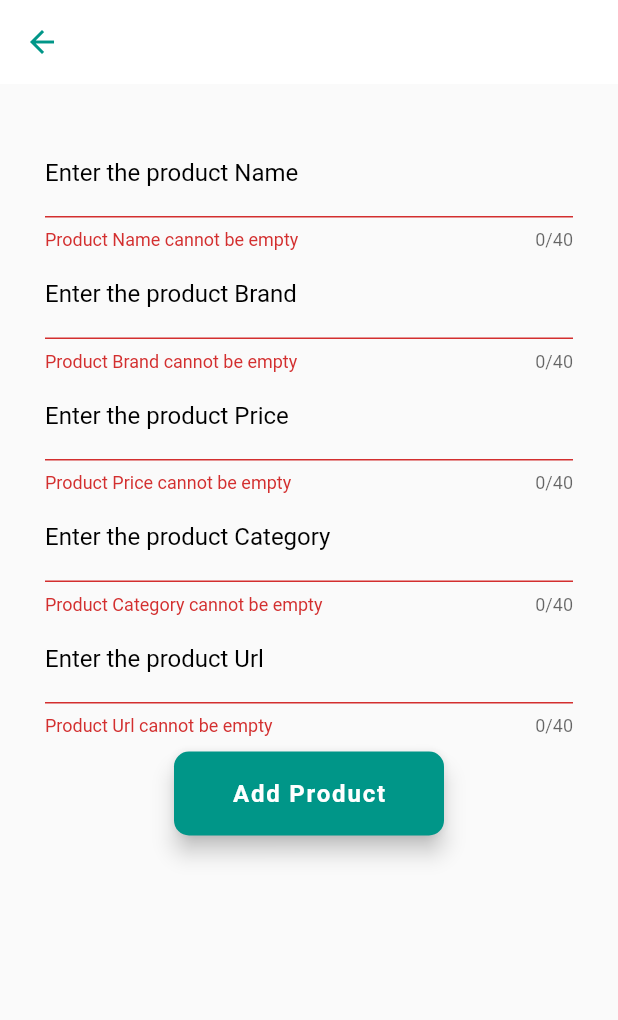
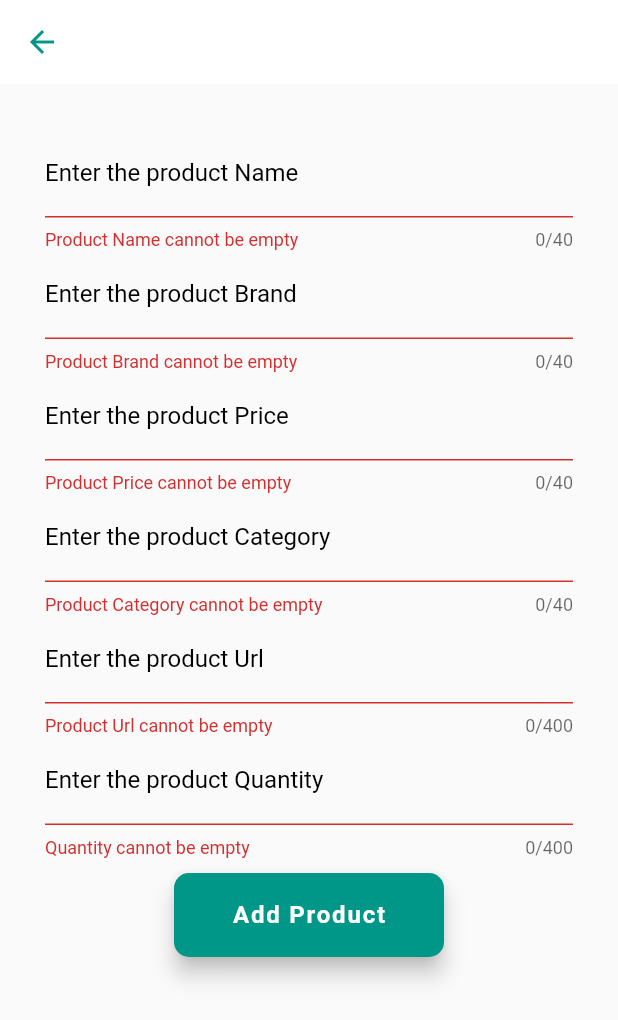
Before and after one commit to aflah02/Online_Retail_System, a Flutter app: the AddProduct screen opened directly, after a tap on "Add Product", on a phone screen of 412 x 824 dp. Shown: the top 1020 px of the screen. Run offline on Flutter 3.47's test engine with Material 2 defaults, Android fonts, the phone set to English and light mode, and no system bars; our stand-ins replace ant_icons, carousel_slider, eva_icons_flutter, feather_icons, flutter_svg, ionicons and 1 more; missing offline and left inert: dart:ffi; project files that could hold a hidden picture were left out.

Commit message:
Admin bug

```diff
--- a/FrontEnd/online_retail_store/lib/AddProducts.dart
+++ b/FrontEnd/online_retail_store/lib/AddProducts.dart
@@ -11,7 +11,20 @@ class AddProduct extends StatefulWidget {
 }
 
 class _AddProductState extends State<AddProduct> {
+  Future<bool> AddToInventory(String pName, String pBrand, String price) async {
+    var data = await http.get(Uri.parse(
+        'http://127.0.0.1:5000/getProductID/' + pName + '/' + pBrand));
+    var jsonData = json.decode(data.body);
+    var call = await http.get(Uri.parse('http://127.0.0.1:5000/addInventory/' +
+        jsonData[0][0].toString() +
+        '/' +
+        price));
+
+    return Future<bool>.value(false);
+  }
+
   late String productName;
+  late String quantity;
   late String productPrice;
   late String productBrand;
   late String productCategory;
@@ -24,6 +37,7 @@ class _AddProductState extends State<AddProduct> {
   late FocusNode productBrandField = FocusNode();
   late FocusNode productCategoryField = FocusNode();
   late FocusNode productUrlField = FocusNode();
+  late FocusNode quantityField = FocusNode();
 
   late bool authenticate = true;
   void setAuthenticate(bool auth) {
@@ -113,15 +127,15 @@ class _AddProductState extends State<AddProduct> {
   }
 
   Future<bool> addProduct(String productName, String productBrand,
-      String productPrice, String category, String url) async {
+      String productPrice, String category, String url, String quantity) async {
     var data = await http.get(Uri.parse('http://127.0.0.1:5000/addProducts/' +
         productName +
         '/' +
         productBrand +
         '/' +
         productPrice));
-    var x = await http.get(Uri.parse(
-        'http://127.0.0.1:5000/getCategoryID/\'' + productBrand + '\''));
+    var x = await http
+        .get(Uri.parse('http://127.0.0.1:5000/getCategoryID/' + category));
     var xjson = json.decode(x.body);
     String categoryID = xjson[0][0].toString();
     var z = await http.get(Uri.parse('http://127.0.0.1:5000/getProductID/' +
@@ -130,7 +144,7 @@ class _AddProductState extends State<AddProduct> {
         productBrand));
     var zjson = json.decode(z.body);
 
-    String productID = zjson[0][0];
+    String productID = zjson[0][0].toString();
     var y = await http.get(Uri.parse(
         'http://127.0.0.1:5000/addBelongsTo/' + productID + '/' + categoryID));
     if (data.body == 'Success') {
@@ -142,6 +156,7 @@ class _AddProductState extends State<AddProduct> {
               '/' +
               url));
       if (img.body == 'Success') {
+        AddToInventory(productName, productBrand, quantity);
         return Future<bool>.value(true);
       }
     }
@@ -216,7 +231,7 @@ class _AddProductState extends State<AddProduct> {
           color: productUrlField.hasFocus ? Colors.teal : Colors.black,
         ),
       ),
-      maxLength: 40,
+      maxLength: 400,
       validator: (value) {
         if (value == null || value.isEmpty) {
           return "Product Url cannot be empty";
@@ -225,6 +240,46 @@ class _AddProductState extends State<AddProduct> {
       },
       onSaved: (value) {
         if (value != null) productUrl = value;
+      },
+    );
+  }
+
+  Widget buildProductQuantity() {
+    @override
+    void dispose() {
+      productUrlField.dispose();
+      super.dispose();
+    }
+
+    void requestFocus() {
+      setState(() {
+        FocusScope.of(context).requestFocus(quantityField);
+      });
+    }
+
+    return TextFormField(
+      focusNode: quantityField,
+      onTap: () {
+        requestFocus();
+      },
+      decoration: InputDecoration(
+        focusedBorder: OutlineInputBorder(
+          borderSide: BorderSide(color: Colors.teal),
+        ),
+        labelText: "Enter the product Quantity",
+        labelStyle: TextStyle(
+          color: quantityField.hasFocus ? Colors.teal : Colors.black,
+        ),
+      ),
+      maxLength: 400,
+      validator: (value) {
+        if (value == null || value.isEmpty) {
+          return "Quantity cannot be empty";
+        }
+        return null;
+      },
+      onSaved: (value) {
+        if (value != null) quantity = value;
       },
     );
   }
@@ -289,6 +344,7 @@ class _AddProductState extends State<AddProduct> {
                     buildProductPrice(),
                     buildProductCategory(),
                     buildProductUrl(),
+                    buildProductQuantity(),
                     SizedBox(
                       height: 10,
                     ),
@@ -308,8 +364,13 @@ class _AddProductState extends State<AddProduct> {
 
                                 addProductKey.currentState!.save();
                                 // Navigator.pushNamed(context, '/Store');
-                                await addProduct(productName, productBrand,
-                                    productPrice, productCategory, productUrl);
+                                await addProduct(
+                                    productName,
+                                    productBrand,
+                                    productPrice,
+                                    productCategory,
+                                    productUrl,
+                                    quantity);
                                 if (authenticate == true)
                                   showDialog(
                                       context: context,
--- a/FrontEnd/online_retail_store/lib/addBrand.dart
+++ b/FrontEnd/online_retail_store/lib/addBrand.dart
@@ -70,8 +70,8 @@ class _AddBrandState extends State<AddBrand> {
     var data = await http
         .get(Uri.parse('http://127.0.0.1:5000/addBrand/' + brandName));
     if (data.body == 'Success') {
-      var img = await http
-          .get(Uri.parse('http://127.0.0.1:5000/addBrandImage/' + brandUrl));
+      var img = await http.get(Uri.parse(
+          'http://127.0.0.1:5000/addBrandImage/' + brandName + '/' + brandUrl));
       if (img.body == 'Success') {
         return Future<bool>.value(true);
       }
@@ -107,7 +107,7 @@ class _AddBrandState extends State<AddBrand> {
           color: brandUrlField.hasFocus ? Colors.teal : Colors.black,
         ),
       ),
-      maxLength: 40,
+      maxLength: 400,
       validator: (value) {
         if (value == null || value.isEmpty) {
           return "Brand Url cannot be empty";
```
Also changed, not shown: FrontEnd/online_retail_store/lib/addCategory.dart (+5 -5 lines).
